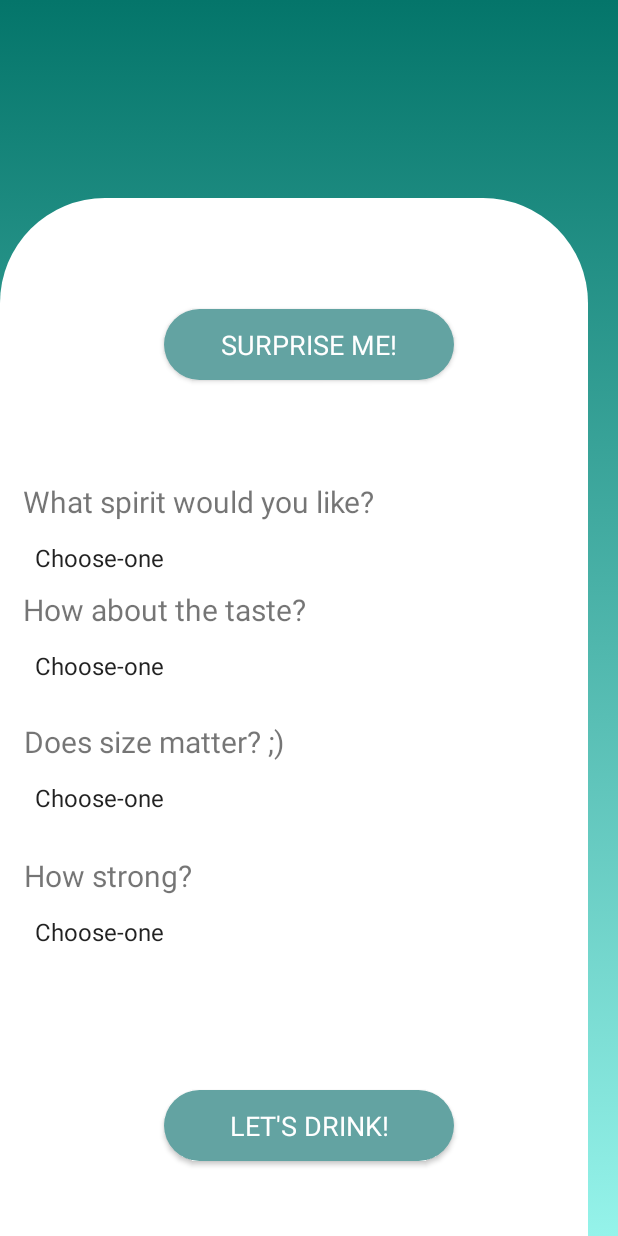
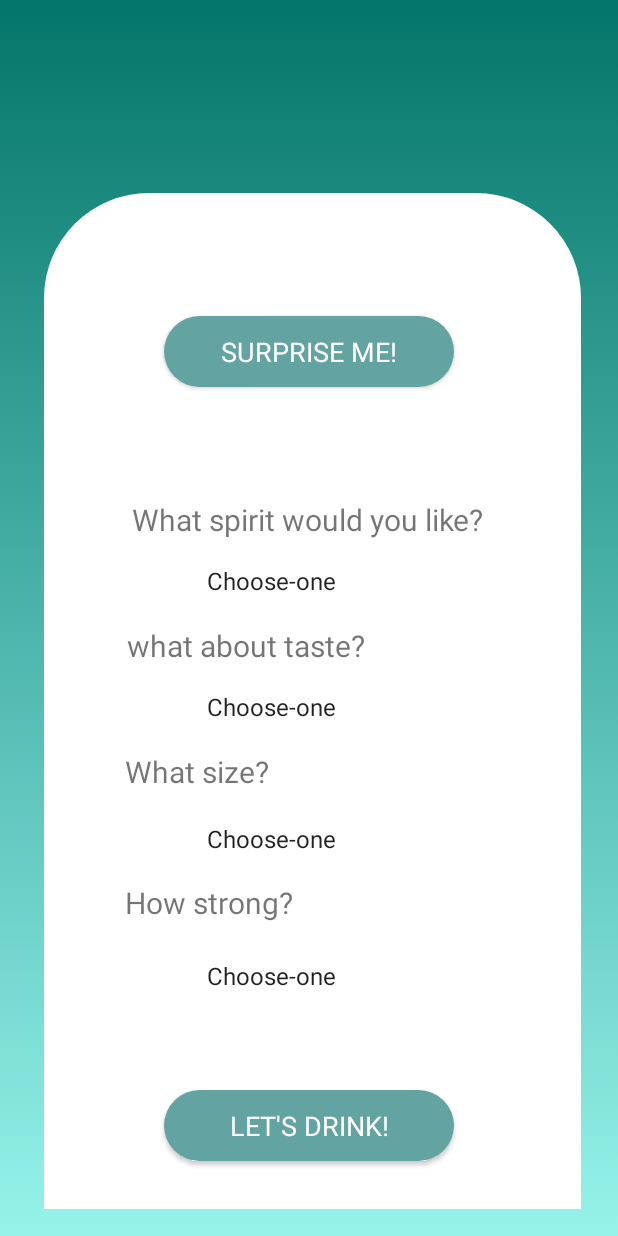
Before and after one commit to vas-dav/Mix-Tails-Android-App, an Android app: the QuestionSpinner screen opened directly, with no data from a screen before it, on a phone screen of 412 x 824 dp. Run offline under Robolectric (Android 15) with nearby library versions, the phone set to English and light mode, and no system bars.

Commit message:
UI and questions
Centered the questions and drop down list

```diff
--- a/App/app/src/main/AndroidManifest.xml
+++ b/App/app/src/main/AndroidManifest.xml
@@ -11,7 +11,7 @@
         android:theme="@style/AppTheme.FullScreen">
         <activity android:name=".ui.login.LoginActivity"
             android:parentActivityName=".AppLaunching"></activity>
-        <activity android:name=".Signup_ConfirmationScreen"
+        <activity android:name=".SignupConfirmationScreen"
             android:parentActivityName=".SignupActivity"></activity>
         <activity android:name=".SignupActivity" />
         <activity android:name=".AppLaunching" />
--- a/App/app/src/main/res/layout/activity_question_spinner.xml
+++ b/App/app/src/main/res/layout/activity_question_spinner.xml
@@ -9,15 +9,18 @@
 
 
     <ImageView
-        android:layout_width="392dp"
-        android:layout_height="731dp"
-        android:layout_marginTop="132dp"
+        android:layout_width="358dp"
+        android:layout_height="677dp"
         android:background="@drawable/rounded_rec_frame"
         android:contentDescription="@string/rectangle"
-        app:layout_constraintHorizontal_bias="0.0"
+        app:layout_constraintBottom_toBottomOf="parent"
+        app:layout_constraintEnd_toEndOf="parent"
+        app:layout_constraintHorizontal_bias="0.542"
         app:layout_constraintLeft_toLeftOf="parent"
         app:layout_constraintRight_toRightOf="parent"
-        app:layout_constraintTop_toTopOf="parent" />
+        app:layout_constraintStart_toStartOf="parent"
+        app:layout_constraintTop_toTopOf="parent"
+        app:layout_constraintVertical_bias="0.876" />
 
     <androidx.constraintlayout.widget.Guideline
         android:id="@+id/guideline"
@@ -53,31 +56,32 @@
 
     <Spinner
         android:id="@+id/spinner4"
-        android:layout_width="match_parent"
-        android:layout_height="wrap_content"
+        android:layout_width="206dp"
+        android:layout_height="20dp"
+        android:layout_marginStart="15dp"
         android:layout_marginTop="65dp"
+        android:layout_marginEnd="15dp"
         android:layout_marginBottom="22dp"
-        android:layout_marginStart="15dp"
-        android:layout_marginEnd="15dp"
+        android:textAlignment="center"
         app:layout_constraintBottom_toTopOf="@+id/guideline2"
         app:layout_constraintEnd_toEndOf="parent"
-        app:layout_constraintHorizontal_bias="0.0"
+        app:layout_constraintHorizontal_bias="0.496"
         app:layout_constraintStart_toStartOf="parent"
         app:layout_constraintTop_toBottomOf="@+id/spinner3"
-        app:layout_constraintVertical_bias="0.0" />
+        app:layout_constraintVertical_bias="0.06" />
 
     <TextView
         android:id="@+id/textView2"
         android:layout_width="wrap_content"
         android:layout_height="wrap_content"
         android:layout_marginStart="15dp"
-        android:layout_marginBottom="12dp"
+        android:layout_marginBottom="16dp"
         android:fontFamily="@font/cabin_semibold"
         android:text="@string/question1"
         android:textSize="20sp"
         app:layout_constraintBottom_toTopOf="@+id/spinner1"
         app:layout_constraintEnd_toEndOf="parent"
-        app:layout_constraintHorizontal_bias="0.0"
+        app:layout_constraintHorizontal_bias="0.447"
         app:layout_constraintStart_toStartOf="parent" />
 
     <TextView
@@ -85,13 +89,13 @@
         android:layout_width="wrap_content"
         android:layout_height="wrap_content"
         android:layout_marginStart="15dp"
-        android:layout_marginBottom="12dp"
+        android:layout_marginBottom="16dp"
         android:fontFamily="@font/cabin_semibold"
         android:text="@string/question2"
         android:textSize="20sp"
         app:layout_constraintBottom_toTopOf="@+id/spinner2"
         app:layout_constraintEnd_toEndOf="parent"
-        app:layout_constraintHorizontal_bias="0.0"
+        app:layout_constraintHorizontal_bias="0.292"
         app:layout_constraintStart_toStartOf="parent" />
 
     <TextView
@@ -99,36 +103,38 @@
         android:layout_width="wrap_content"
         android:layout_height="wrap_content"
         android:layout_marginStart="15dp"
-        android:layout_marginBottom="12dp"
+        android:layout_marginBottom="24dp"
         android:fontFamily="@font/cabin_semibold"
         android:text="@string/question3"
         android:textSize="20sp"
         app:layout_constraintBottom_toTopOf="@+id/spinner4"
         app:layout_constraintEnd_toEndOf="parent"
-        app:layout_constraintHorizontal_bias="0.003"
+        app:layout_constraintHorizontal_bias="0.24"
         app:layout_constraintStart_toStartOf="parent" />
 
     <Spinner
         android:id="@+id/spinner2"
-        android:layout_width="match_parent"
-        android:layout_height="wrap_content"
-        android:layout_marginTop="48dp"
+        android:layout_width="206dp"
+        android:layout_height="20dp"
+        android:layout_marginStart="15dp"
+        android:layout_marginTop="64dp"
+        android:layout_marginEnd="15dp"
+        android:textAlignment="center"
         app:layout_constraintEnd_toEndOf="parent"
-        app:layout_constraintHorizontal_bias="0.0"
+        app:layout_constraintHorizontal_bias="0.496"
         app:layout_constraintStart_toStartOf="parent"
-        android:layout_marginStart="15dp"
-        android:layout_marginEnd="15dp"
         app:layout_constraintTop_toBottomOf="@+id/spinner1" />
 
     <Spinner
         android:id="@+id/spinner1"
-        android:layout_width="match_parent"
-        android:layout_height="wrap_content"
+        android:layout_width="206dp"
+        android:layout_height="20dp"
         android:layout_marginStart="15dp"
-        android:layout_marginTop="192dp"
+        android:layout_marginTop="208dp"
         android:layout_marginEnd="15dp"
+        android:textAlignment="center"
         app:layout_constraintEnd_toEndOf="parent"
-        app:layout_constraintHorizontal_bias="0.0"
+        app:layout_constraintHorizontal_bias="0.496"
         app:layout_constraintStart_toStartOf="parent"
         app:layout_constraintTop_toTopOf="@+id/guideline" />
 
@@ -137,25 +143,26 @@
         android:layout_width="wrap_content"
         android:layout_height="wrap_content"
         android:layout_marginStart="15dp"
-        android:layout_marginBottom="12dp"
+        android:layout_marginBottom="20dp"
         android:fontFamily="@font/cabin_semibold"
         android:text="@string/question4"
         android:textSize="20sp"
         app:layout_constraintBottom_toTopOf="@+id/spinner3"
         app:layout_constraintEnd_toEndOf="parent"
-        app:layout_constraintHorizontal_bias="0.004"
+        app:layout_constraintHorizontal_bias="0.226"
         app:layout_constraintStart_toStartOf="parent" />
 
     <Spinner
         android:id="@+id/spinner3"
-        android:layout_width="match_parent"
-        android:layout_height="wrap_content"
-        android:layout_marginTop="64dp"
+        android:layout_width="206dp"
+        android:layout_height="20dp"
+        android:layout_marginStart="15dp"
+        android:layout_marginTop="68dp"
+        android:layout_marginEnd="15dp"
+        android:textAlignment="center"
         app:layout_constraintEnd_toEndOf="parent"
-        app:layout_constraintHorizontal_bias="0.0"
+        app:layout_constraintHorizontal_bias="0.496"
         app:layout_constraintStart_toStartOf="parent"
-        android:layout_marginStart="15dp"
-        android:layout_marginEnd="15dp"
         app:layout_constraintTop_toBottomOf="@+id/spinner2" />
 
     <Button
--- a/App/app/src/main/res/values/strings.xml
+++ b/App/app/src/main/res/values/strings.xml
@@ -5,9 +5,9 @@
     <string name="snedButton">Let\'s Drink!</string>
     <string name="img1">ImageConfused</string>
     <string name="question1">What spirit would you like?</string>
-    <string name="question2">How about the taste?</string>
+    <string name="question2">what about taste?</string>
     <string name="question3">How strong?</string>
-    <string name="question4">Does size matter? ;)</string>
+    <string name="question4">What size?</string>
     <string name="question5">Let\'s drink!</string>
     <string name="question6">Surprise me!</string>
     <string name="Img2">imgview</string>
```
